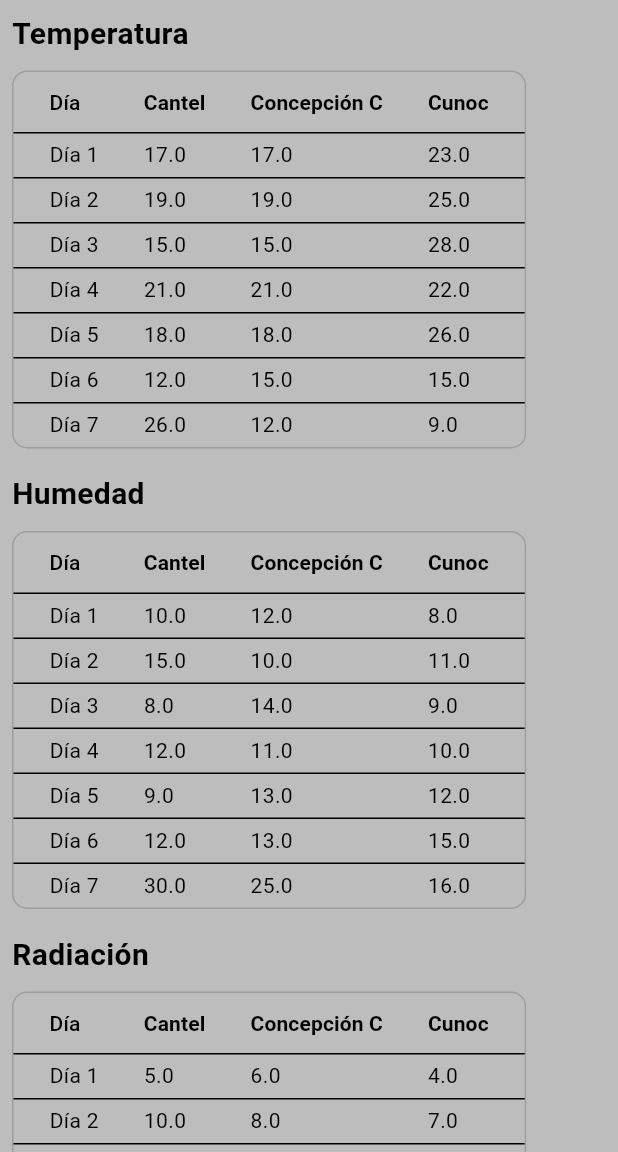
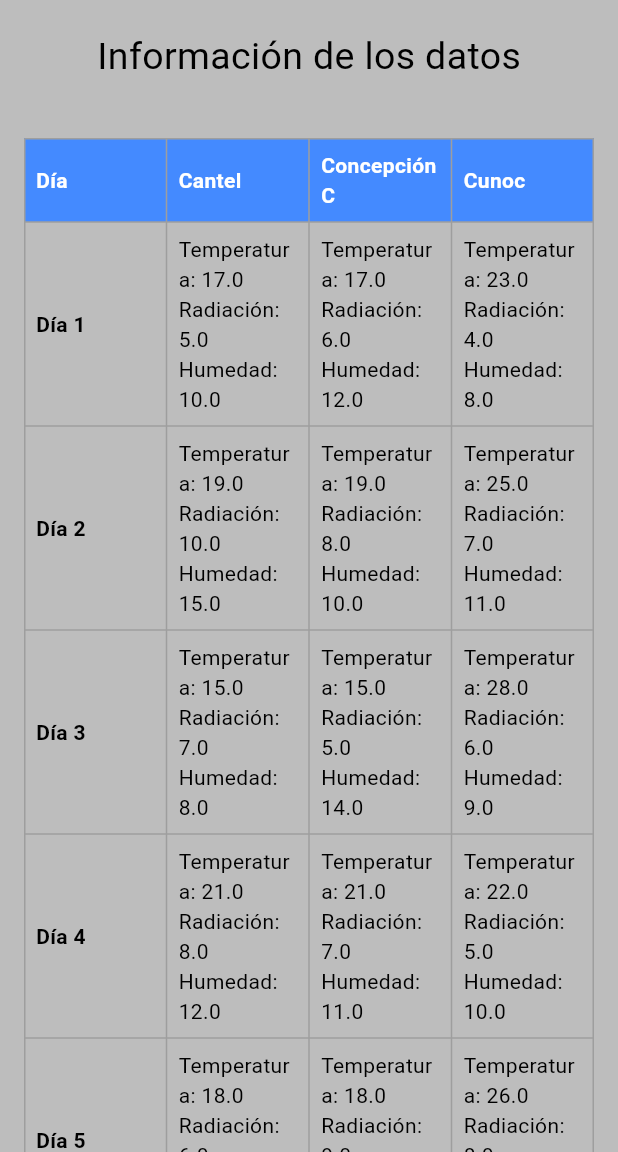
Before and after one commit to MarianoFrancisco/Weather-Station, a Flutter app: the screen it shows after launch, in the side drawer, after a tap on "Reportes", on a phone screen of 412 x 824 dp, the part 84-1236 px from its top. Run offline on Flutter 3.47's test engine with Material 3 defaults, Android fonts, the light colour scheme and no system bars; our stand-ins replace fl_chart, shared_preferences, syncfusion_flutter_charts, syncfusion_flutter_gauges.

Commit message:
adding reporting table

```diff
--- a/app/lib/pages/report/body.dart
+++ b/app/lib/pages/report/body.dart
@@ -1,5 +1,5 @@
+import 'package:flutter/material.dart';
 import 'package:app/pages/graphic/temperature_data.dart';
-import 'package:flutter/material.dart';
 
 class ReportBody extends StatelessWidget {
   const ReportBody({Key? key}) : super(key: key);
@@ -24,61 +24,79 @@ class ReportBody extends StatelessWidget {
       TemperatureData('Cunoc', [4, 7, 6, 5, 8, 12, 15]),
     ];
 
-    return Center( // Centra todo el contenido verticalmente
-      child: ListView(
-        shrinkWrap: true, // Para que el ListView ocupe solo el espacio que necesita
+    return SingleChildScrollView(
+      child: Column(
+        mainAxisAlignment: MainAxisAlignment.center,
+        children: <Widget>[
+          const SizedBox(height: 20),
+          const Center(
+            child: Text(
+              'Información de los datos',
+              style: TextStyle(fontSize: 25),
+            ),
+          ),
+          const SizedBox(height: 20),
+          Padding(
+            padding: const EdgeInsets.all(16),
+            child: Table(
+              border: TableBorder.all(color: Colors.grey),
+              defaultVerticalAlignment: TableCellVerticalAlignment.middle,
               children: [
-          _buildTable('Temperatura', temperatureDataList),
-          _buildTable('Humedad', humidityDataList),
-          _buildTable('Radiación', radiationDataList),
+                TableRow(
+                  decoration: BoxDecoration(
+                    color: Colors.blueAccent,
+                  ),
+                  children: [
+                    TableCell(
+                      child: Padding(
+                        padding: const EdgeInsets.all(8.0),
+                        child: Text(
+                          'Día',
+                          style: TextStyle(color: Colors.white, fontWeight: FontWeight.bold),
+                        ),
+                      ),
+                    ),
+                    for (var item in temperatureDataList)
+                      TableCell(
+                        child: Padding(
+                          padding: const EdgeInsets.all(8.0),
+                          child: Text(
+                            item.location,
+                            style: TextStyle(color: Colors.white, fontWeight: FontWeight.bold),
+                          ),
+                        ),
+                      ),
                   ],
                 ),
-    );
-  }
-
-  Widget _buildTable(String title, List<TemperatureData> data) {
-    return Padding(
+                for (int i = 0; i < 7; i++)
+                  TableRow(
+                    children: [
+                      TableCell(
+                        child: Padding(
+                          padding: const EdgeInsets.all(8.0),
+                          child: Text(
+                            'Día ${i + 1}',
+                            style: TextStyle(fontWeight: FontWeight.bold),
+                          ),
+                        ),
+                      ),
+                      for (int j = 0; j < temperatureDataList.length; j++)
+                        TableCell(
+                          child: Padding(
                             padding: const EdgeInsets.all(8.0),
                             child: Column(
                               crossAxisAlignment: CrossAxisAlignment.start,
                               children: [
-          Text(
-            title,
-            style: TextStyle(
-              fontSize: 20,
-              fontWeight: FontWeight.bold,
+                                Text('Temperatura: ${temperatureDataList[j].temperatures[i]}'),
+                                Text('Radiación: ${radiationDataList[j].temperatures[i]}'),
+                                Text('Humedad: ${humidityDataList[j].temperatures[i]}'),
+                              ],
                             ),
-          ),
-          SizedBox(height: 10),
-          Container(
-            decoration: BoxDecoration(
-              border: Border.all(color: Colors.grey),
-              borderRadius: BorderRadius.circular(10),
-            ),
-            child: DataTable(
-              columnSpacing: 30,
-              headingRowHeight: 40,
-              dataRowHeight: 30,
-              columns: [
-                DataColumn(label: Text('Día')),
-                for (int i = 0; i < data.length; i++)
-                  DataColumn(
-                    label: Text(
-                      data[i].location,
-                      style: TextStyle(fontWeight: FontWeight.bold),
                           ),
                         ),
                     ],
-              rows: List.generate(
-                7, //Ya que los valores son de 7 dias segun el ing
-                (index) => DataRow(
-                  cells: [
-                    DataCell(Text('Día ${index + 1}')),
-                    for (int i = 0; i < data.length; i++)
-                      DataCell(Text('${data[i].temperatures[index]}')),
+                  ),
               ],
-                ),
-              ),
             ),
           ),
         ],
```
Lines whose indentation alone changed are shown as unchanged.
